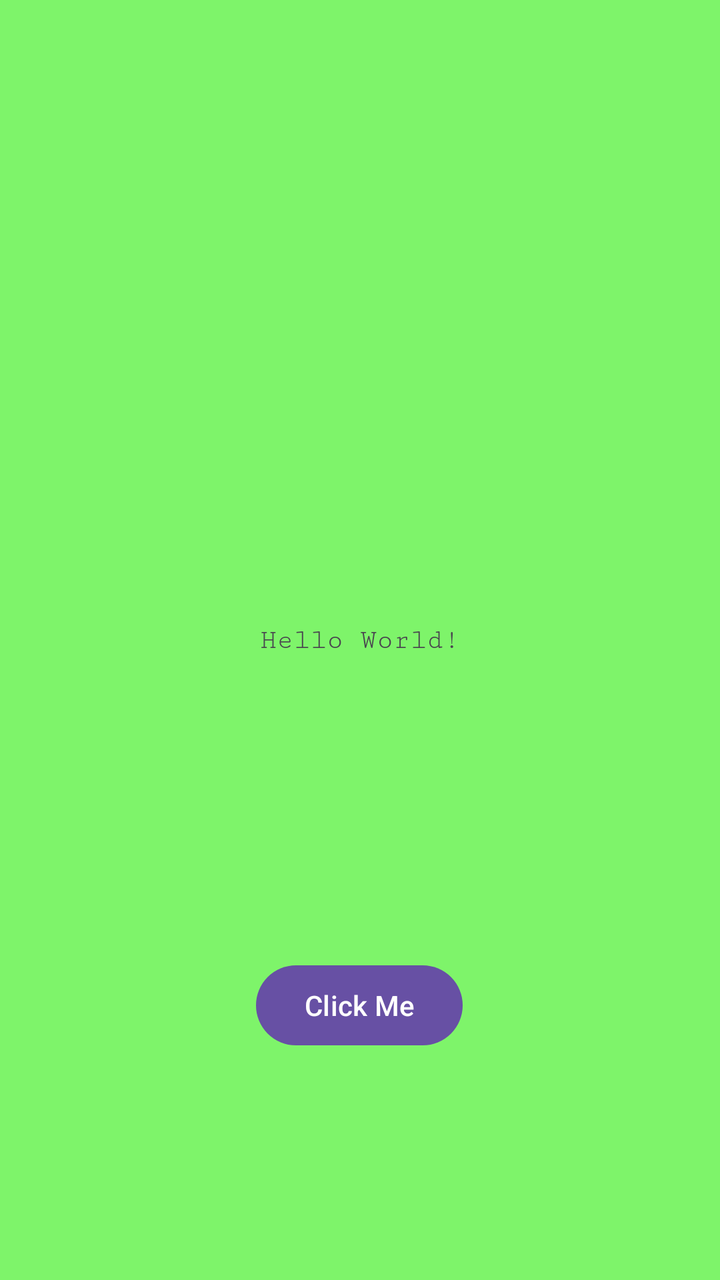
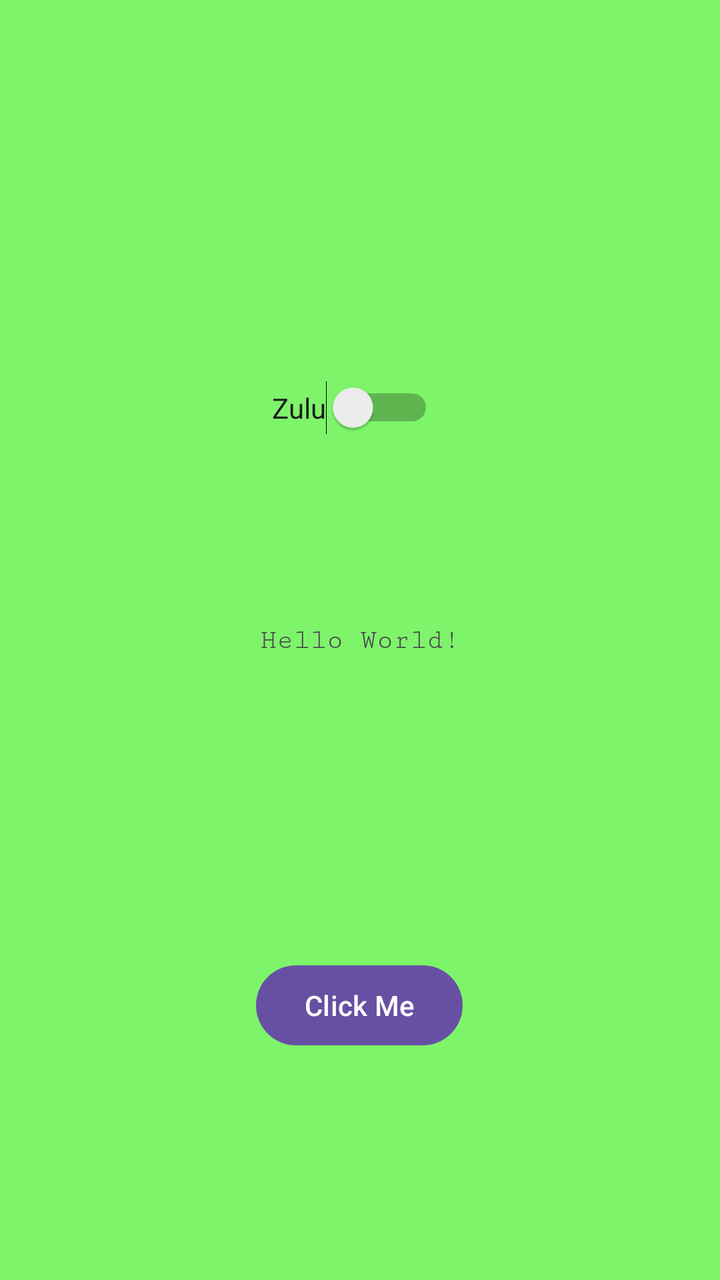

Two renders of the same Android screen: before a commit and after it. Below are the layout's source before the change and the commit's diff.
<!-- AndroidManifest.xml: application theme Theme.InputOutputActi -->
<!-- res/layout/activity_main.xml -->
<?xml version="1.0" encoding="utf-8"?>
<androidx.constraintlayout.widget.ConstraintLayout xmlns:android="http://schemas.android.com/apk/res/android"
    xmlns:app="http://schemas.android.com/apk/res-auto"
    xmlns:tools="http://schemas.android.com/tools"
    android:id="@+id/main"
    android:layout_width="match_parent"
    android:layout_height="match_parent"
    android:background="#7EF46A"
    tools:context=".MainActivity">

    <TextView
        android:id="@+id/txtHello"
        android:layout_width="wrap_content"
        android:layout_height="wrap_content"
        android:fontFamily="serif-monospace"
        android:text="Hello World!"
        app:layout_constraintBottom_toBottomOf="parent"
        app:layout_constraintEnd_toEndOf="parent"
        app:layout_constraintStart_toStartOf="parent"
        app:layout_constraintTop_toTopOf="parent" />

    <Button
        android:id="@+id/btnClickMe"
        android:layout_width="wrap_content"
        android:layout_height="wrap_content"
        android:layout_marginStart="160dp"
        android:layout_marginTop="173dp"
        android:layout_marginEnd="161dp"
        android:layout_marginBottom="136dp"
        android:text="Click Me"
        app:layout_constraintBottom_toBottomOf="parent"
        app:layout_constraintEnd_toEndOf="parent"
        app:layout_constraintStart_toStartOf="parent"
        app:layout_constraintTop_toBottomOf="@+id/txtHello" />

    <EditText
        android:id="@+id/edtNameInput"
        android:layout_width="wrap_content"
        android:layout_height="wrap_content"
        android:layout_marginStart="100dp"
        android:layout_marginTop="134dp"
        android:layout_marginEnd="101dp"
        android:layout_marginBottom="179dp"
        android:ems="10"
        android:inputType="text"
        android:text="Name"
        app:layout_constraintBottom_toTopOf="@+id/txtHello"
        app:layout_constraintEnd_toEndOf="parent"
        app:layout_constraintHorizontal_bias="0.0"
        app:layout_constraintStart_toStartOf="parent"
        app:layout_constraintTop_toTopOf="parent"
        app:layout_constraintVertical_bias="1.0" />

</androidx.constraintlayout.widget.ConstraintLayout>
<!-- resources referenced by this layout -->
<resources>
  <style name="Theme.InputOutputActi" parent="Base.Theme.InputOutputActi" />
  <style name="Base.Theme.InputOutputActi" parent="Theme.Material3.DayNight.NoActionBar">
          
          
      </style>
</resources>

<!-- the commit's change to res/layout/activity_main.xml (unified diff, before → after) -->
@@ -51,4 +51,18 @@
         app:layout_constraintTop_toTopOf="parent"
         app:layout_constraintVertical_bias="1.0" />
 
+    <Switch
+        android:id="@+id/zuluSwitch"
+        android:layout_width="wrap_content"
+        android:layout_height="27dp"
+        android:layout_marginStart="158dp"
+        android:layout_marginTop="57dp"
+        android:layout_marginEnd="165dp"
+        android:layout_marginBottom="95dp"
+        android:text="Zulu"
+        app:layout_constraintBottom_toTopOf="@+id/txtHello"
+        app:layout_constraintEnd_toEndOf="parent"
+        app:layout_constraintStart_toStartOf="parent"
+        app:layout_constraintTop_toBottomOf="@+id/edtNameInput" />
+
 </androidx.constraintlayout.widget.ConstraintLayout>
